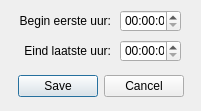
First picture: the form in UI files/rooster-epd-tijden.ui, repository duisterethomas/rooster-epd, before the edit.
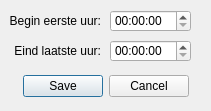
Second picture: the form after the edit.

Patch:
```diff
--- a/UI files/rooster-epd-tijden.ui
+++ b/UI files/rooster-epd-tijden.ui
@@ -6,19 +6,19 @@
    <rect>
     <x>0</x>
     <y>0</y>
-    <width>201</width>
+    <width>211</width>
     <height>111</height>
    </rect>
   </property>
   <property name="minimumSize">
    <size>
-    <width>201</width>
+    <width>211</width>
     <height>111</height>
    </size>
   </property>
   <property name="maximumSize">
    <size>
-    <width>201</width>
+    <width>211</width>
     <height>111</height>
    </size>
   </property>
@@ -33,7 +33,7 @@
     <rect>
      <x>10</x>
      <y>70</y>
-     <width>181</width>
+     <width>191</width>
      <height>32</height>
     </rect>
    </property>
@@ -50,9 +50,9 @@
   <widget class="QTimeEdit" name="beginTijd">
    <property name="geometry">
     <rect>
-     <x>120</x>
+     <x>110</x>
      <y>10</y>
-     <width>61</width>
+     <width>81</width>
      <height>22</height>
     </rect>
    </property>
@@ -60,9 +60,9 @@
   <widget class="QTimeEdit" name="eindTijd">
    <property name="geometry">
     <rect>
-     <x>120</x>
+     <x>110</x>
      <y>40</y>
-     <width>61</width>
+     <width>81</width>
      <height>22</height>
     </rect>
    </property>
@@ -72,7 +72,7 @@
     <rect>
      <x>10</x>
      <y>10</y>
-     <width>101</width>
+     <width>91</width>
      <height>21</height>
     </rect>
    </property>
@@ -88,7 +88,7 @@
     <rect>
      <x>10</x>
      <y>40</y>
-     <width>101</width>
+     <width>91</width>
      <height>21</height>
     </rect>
    </property>
```
Left out of the diff: 18 changed lines with no effect on the pictures.
